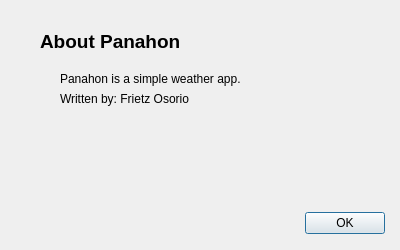
The window that about_panahon.ui (frietz/panahon) describes before a commit, drawn with Qt 5.
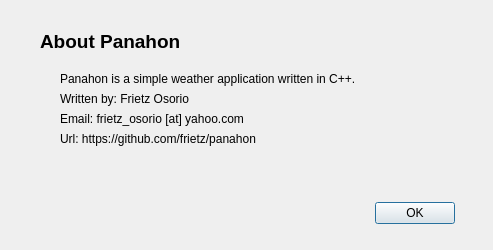
The same window after the commit.

Commit message: remove rss.png in resource; fix width and text of 'about panahon' dialog box

```diff
--- a/about_panahon.ui
+++ b/about_panahon.ui
@@ -9,19 +9,19 @@
    <rect>
     <x>0</x>
     <y>0</y>
-    <width>400</width>
+    <width>493</width>
     <height>250</height>
    </rect>
   </property>
   <property name="minimumSize">
    <size>
-    <width>400</width>
+    <width>493</width>
     <height>250</height>
    </size>
   </property>
   <property name="maximumSize">
    <size>
-    <width>400</width>
+    <width>493</width>
     <height>250</height>
    </size>
   </property>
@@ -31,8 +31,8 @@
   <widget class="QDialogButtonBox" name="buttonBox">
    <property name="geometry">
     <rect>
-     <x>300</x>
-     <y>210</y>
+     <x>370</x>
+     <y>200</y>
      <width>85</width>
      <height>27</height>
     </rect>
@@ -49,12 +49,12 @@
     <rect>
      <x>60</x>
      <y>70</y>
-     <width>230</width>
+     <width>388</width>
      <height>17</height>
     </rect>
    </property>
    <property name="text">
-    <string>Panahon is a simple weather app.</string>
+    <string>Panahon is a simple weather application written in C++.</string>
    </property>
   </widget>
   <widget class="QLabel" name="label_2">
@@ -96,6 +96,32 @@
     <bool>false</bool>
    </property>
   </widget>
+  <widget class="QLabel" name="label_3">
+   <property name="geometry">
+    <rect>
+     <x>60</x>
+     <y>110</y>
+     <width>240</width>
+     <height>17</height>
+    </rect>
+   </property>
+   <property name="text">
+    <string>Email: frietz_osorio [at] yahoo.com</string>
+   </property>
+  </widget>
+  <widget class="QLabel" name="label_4">
+   <property name="geometry">
+    <rect>
+     <x>60</x>
+     <y>130</y>
+     <width>270</width>
+     <height>17</height>
+    </rect>
+   </property>
+   <property name="text">
+    <string>Url: https://github.com/frietz/panahon</string>
+   </property>
+  </widget>
  </widget>
  <resources/>
  <connections>
```
The commit also changes 2 other files.
